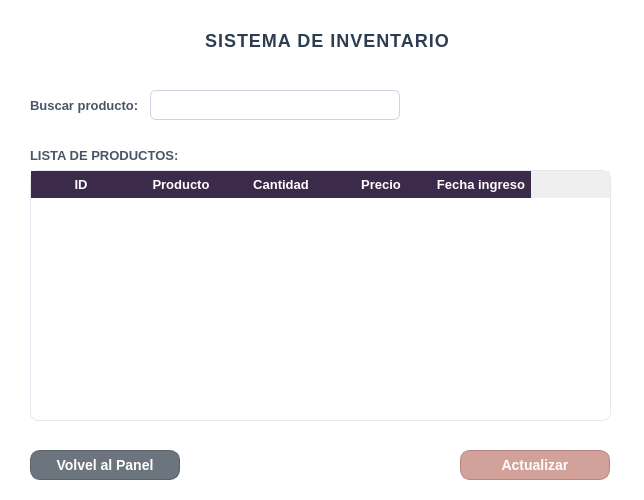
Old version of the form gui/inventario.ui in the repository UTN-BDA-2026/repositorio-grupo-BCCG.
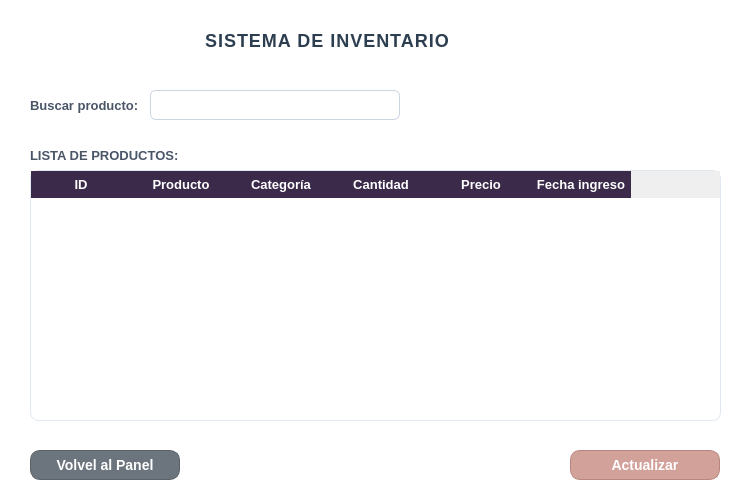
New version of the form.

Commit message: actualice la tabla del inventario para que aparezca la categoria de cada producto

Patch:
```diff
--- a/gui/inventario.ui
+++ b/gui/inventario.ui
@@ -6,7 +6,7 @@
    <rect>
     <x>0</x>
     <y>0</y>
-    <width>644</width>
+    <width>752</width>
     <height>500</height>
    </rect>
   </property>
@@ -206,7 +206,7 @@
   <widget class="QPushButton" name="btnActualizar">
    <property name="geometry">
     <rect>
-     <x>460</x>
+     <x>570</x>
      <y>450</y>
      <width>150</width>
      <height>30</height>
@@ -239,7 +239,7 @@
     <rect>
      <x>30</x>
      <y>170</y>
-     <width>581</width>
+     <width>691</width>
      <height>251</height>
     </rect>
    </property>
@@ -268,6 +268,11 @@
      <string>Producto</string>
     </property>
    </column>
+   <column>
+    <property name="text">
+     <string>Categoría</string>
+    </property>
+   </column>
    <column>
     <property name="text">
      <string>Cantidad</string>
```
The commit also changes 6 other files.
